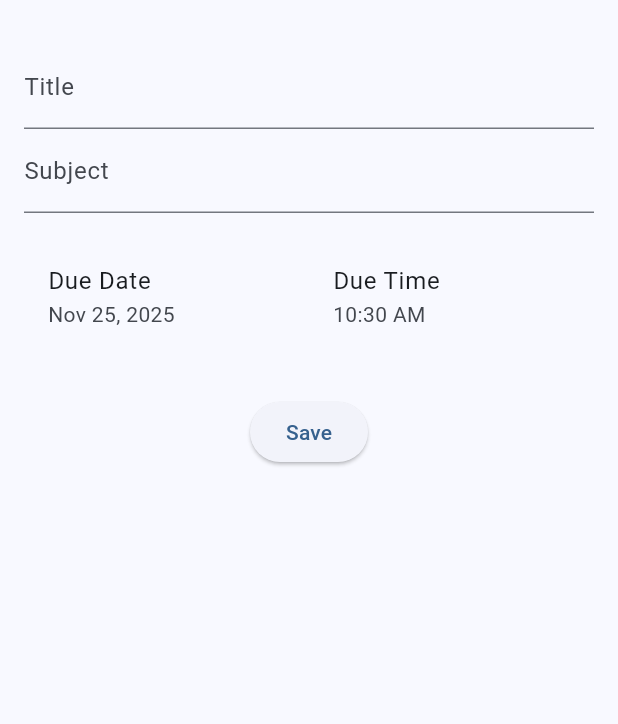
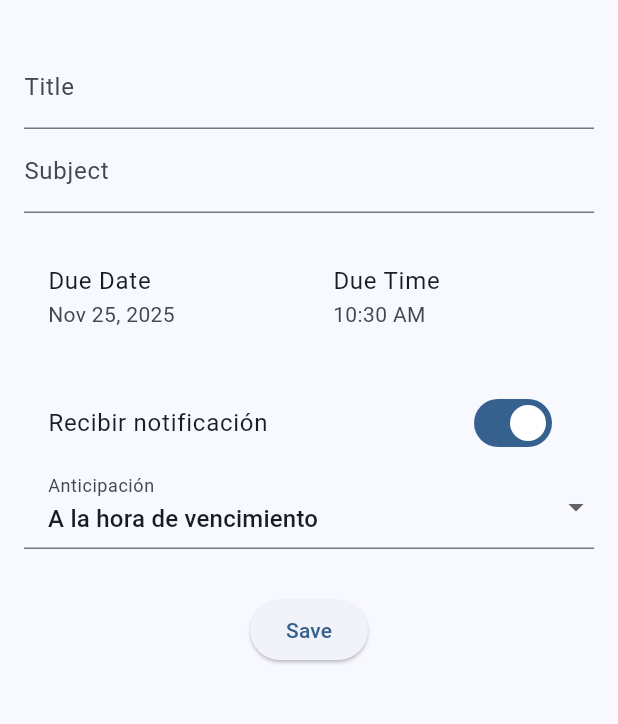
Before and after one commit to GabrielGG27/HomeWork-App, a Flutter app: the AddHomeworkScreen screen opened directly, on a phone screen of 412 x 824 dp, the part 63-787 px from its top. Run offline on Flutter 3.47's test engine with Material 3 defaults, Android fonts, the phone set to English and light mode, and no system bars; our stand-ins replace flutter_local_notifications, shared_preferences, timezone; missing offline and left inert: flutter_local_notifications_platform_interface; accounts and stored records are empty.

Commit message:
05_Notificaciones-P2

```diff
--- a/lib/main.dart
+++ b/lib/main.dart
@@ -43,7 +43,9 @@ void main() async {
   );
 
   final androidPlatform = flutterLocalNotificationsPlugin
-      .resolvePlatformSpecificImplementation<AndroidFlutterLocalNotificationsPlugin>();
+      .resolvePlatformSpecificImplementation<
+        AndroidFlutterLocalNotificationsPlugin
+      >();
   await androidPlatform?.createNotificationChannel(channel);
 
   runApp(const MyApp());
@@ -56,7 +58,10 @@ class MyApp extends StatelessWidget {
   Widget build(BuildContext context) {
     return MaterialApp(
       title: 'Homework Tracker',
-      theme: ThemeData(useMaterial3: true, colorScheme: ColorScheme.fromSeed(seedColor: Colors.blue)),
+      theme: ThemeData(
+        useMaterial3: true,
+        colorScheme: ColorScheme.fromSeed(seedColor: Colors.blue),
+      ),
       home: const HomeworkListScreen(),
     );
   }
@@ -68,12 +73,16 @@ class Homework {
   String subject;
   DateTime dueDate;
   bool isCompleted;
+  bool enableNotification;
+  int notificationOffset;
 
   Homework({
     required this.title,
     required this.subject,
     required this.dueDate,
     this.isCompleted = false,
+    this.enableNotification = true,
+    this.notificationOffset = 0,
     String? id,
   }) : id = id ?? DateTime.now().millisecondsSinceEpoch.toString();
 
@@ -83,6 +92,8 @@ class Homework {
     'subject': subject,
     'dueDate': dueDate.millisecondsSinceEpoch,
     'isCompleted': isCompleted,
+    'enableNotification': enableNotification,
+    'notificationOffset': notificationOffset,
   };
 
   factory Homework.fromJson(Map<String, dynamic> json) => Homework(
@@ -91,6 +102,8 @@ class Homework {
     subject: json['subject'],
     dueDate: DateTime.fromMillisecondsSinceEpoch(json['dueDate']),
     isCompleted: json['isCompleted'],
+    enableNotification: json['enableNotification'] ?? true,
+    notificationOffset: json['notificationOffset'] ?? 0,
   );
 }
 
@@ -103,7 +116,7 @@ class HomeworkListScreen extends StatefulWidget {
 
 class _HomeworkListScreenState extends State<HomeworkListScreen> {
   late Future<List<Homework>> _homeworkFuture;
-  Timer? _timer; // 🔥 NUEVO: Variable para el temporizador
+  Timer? _timer;
 
   @override
   void initState() {
@@ -125,14 +138,17 @@ class _HomeworkListScreenState extends State<HomeworkListScreen> {
 
   @override
   void dispose() {
-    _timer?.cancel(); // 🔥 NUEVO: Importante cancelar el timer al cerrar la pantalla
+    _timer
+        ?.cancel(); // 🔥 NUEVO: Importante cancelar el timer al cerrar la pantalla
     super.dispose();
   }
 
   // 🔥 NUEVO: Función para pedir permisos en Android 13+
   void _requestPermissions() {
     flutterLocalNotificationsPlugin
-        .resolvePlatformSpecificImplementation<AndroidFlutterLocalNotificationsPlugin>()
+        .resolvePlatformSpecificImplementation<
+          AndroidFlutterLocalNotificationsPlugin
+        >()
         ?.requestNotificationsPermission();
   }
 
@@ -186,7 +202,7 @@ class _HomeworkListScreenState extends State<HomeworkListScreen> {
       list[index].isCompleted = !list[index].isCompleted;
       await _saveHomework(list);
       // Si se completa, quizás quieras cancelar la notificación:
-      if(list[index].isCompleted) {
+      if (list[index].isCompleted) {
         final notificationId = homework.id.hashCode & 0x7FFFFFFF;
         await flutterLocalNotificationsPlugin.cancel(notificationId);
       }
@@ -218,7 +234,9 @@ class _HomeworkListScreenState extends State<HomeworkListScreen> {
   }
 
   // ... (Tu función _groupHomeworkByDate se queda igual) ...
-  Map<String, List<Homework>> _groupHomeworkByDate(List<Homework> homeworkList) {
+  Map<String, List<Homework>> _groupHomeworkByDate(
+    List<Homework> homeworkList,
+  ) {
     final now = DateTime.now();
     final todayStart = DateTime(now.year, now.month, now.day);
     final todayEnd = todayStart.add(const Duration(days: 1));
@@ -239,9 +257,11 @@ class _HomeworkListScreenState extends State<HomeworkListScreen> {
         groups['Vencidas']!.add(hw);
       } else if (hw.dueDate.isAfter(now) && hw.dueDate.isBefore(todayEnd)) {
         groups['Hoy']!.add(hw);
-      } else if (hw.dueDate.isAfter(todayEnd) && hw.dueDate.isBefore(tomorrowEnd)) {
+      } else if (hw.dueDate.isAfter(todayEnd) &&
+          hw.dueDate.isBefore(tomorrowEnd)) {
         groups['Mañana']!.add(hw);
-      } else if (hw.dueDate.isAfter(tomorrowEnd) && hw.dueDate.isBefore(endOfWeek)) {
+      } else if (hw.dueDate.isAfter(tomorrowEnd) &&
+          hw.dueDate.isBefore(endOfWeek)) {
         groups['Esta semana']!.add(hw);
       } else if (hw.dueDate.isAfter(endOfWeek)) {
         groups['Próximamente']!.add(hw);
@@ -257,7 +277,9 @@ class _HomeworkListScreenState extends State<HomeworkListScreen> {
       context: context,
       builder: (context) => AlertDialog(
         title: const Text('¿Vaciar tareas completadas?'),
-        content: const Text('Se eliminarán todas las tareas marcadas como completadas. Esta acción no se puede deshacer.'),
+        content: const Text(
+          'Se eliminarán todas las tareas marcadas como completadas. Esta acción no se puede deshacer.',
+        ),
         actions: [
           TextButton(
             onPressed: () => Navigator.of(context).pop(),
@@ -269,7 +291,10 @@ class _HomeworkListScreenState extends State<HomeworkListScreen> {
               _clearCompletedTasks();
             },
             style: ElevatedButton.styleFrom(backgroundColor: Colors.red),
-            child: const Text('Eliminar', style: TextStyle(color: Colors.white)),
+            child: const Text(
+              'Eliminar',
+              style: TextStyle(color: Colors.white),
+            ),
           ),
         ],
       ),
@@ -294,20 +319,22 @@ class _HomeworkListScreenState extends State<HomeworkListScreen> {
   }
 
   Future<void> _scheduleNotification(Homework homework) async {
+    // 1. Verificar si las notificaciones están habilitadas para esta tarea
+    if (!homework.enableNotification) {
+      final notificationId = homework.id.hashCode & 0x7FFFFFFF;
+      await flutterLocalNotificationsPlugin.cancel(notificationId);
+      return;
+    }
+
+    // 2. Calcular la fecha/hora de la notificación
+    final scheduledDate = homework.dueDate.subtract(
+      Duration(minutes: homework.notificationOffset),
+    );
     final now = DateTime.now();
-    if (homework.dueDate.isBefore(now)) return;
 
-    // 🔥 NOTA: Aquí tenías una restricción. Solo estabas programando si era Hoy o Mañana.
-    // Si quieres que te avise de tareas de la próxima semana, comenta el bloque 'if' de abajo.
+    // 3. Si la fecha programada ya pasó, no hacer nada
+    if (scheduledDate.isBefore(now)) return;
 
-    /* final today = DateTime(now.year, now.month, now.day);
-    final tomorrow = today.add(const Duration(days: 1));
-    final dueDateOnly = DateTime(homework.dueDate.year, homework.dueDate.month, homework.dueDate.day);
-
-    if (dueDateOnly.isAtSameMomentAs(today) || dueDateOnly.isAtSameMomentAs(tomorrow)) {
-    */
-
-      // He quitado la restricción para que veas si funciona la notificación siempre que sea futura
     final notificationId = homework.id.hashCode & 0x7FFFFFFF;
 
     try {
@@ -315,25 +342,27 @@ class _HomeworkListScreenState extends State<HomeworkListScreen> {
         notificationId,
         'Tarea próxima: ${homework.title}',
         'Vence ${DateFormat('MMM dd, hh:mm a').format(homework.dueDate)}',
-          tz.TZDateTime.from(homework.dueDate, tz.local),
+        tz.TZDateTime.from(scheduledDate, tz.local), // Usar scheduledDate
         const NotificationDetails(
           android: AndroidNotificationDetails(
             notificationChannelId,
             'Homework Notifications',
             channelDescription: 'Notificaciones para tareas próximas',
-              importance: Importance.max, // 🔥 Cambiado a MAX para asegurar que suene
+            importance: Importance.max,
             priority: Priority.high,
             playSound: true,
           ),
         ),
         androidAllowWhileIdle: true,
-          uiLocalNotificationDateInterpretation: UILocalNotificationDateInterpretation.absoluteTime,
+        uiLocalNotificationDateInterpretation:
+            UILocalNotificationDateInterpretation.absoluteTime,
       );
-        print("Notificación programada para: ${homework.dueDate}"); // Debug
+      print(
+        "Notificación programada para: $scheduledDate (Vence: ${homework.dueDate})",
+      );
     } catch (e) {
       print("Error al programar notificación: $e");
     }
-    /* } */ // Fin del if comentado
   }
 
   @override
@@ -354,7 +383,9 @@ class _HomeworkListScreenState extends State<HomeworkListScreen> {
         floatingActionButton: FloatingActionButton.extended(
           onPressed: () async {
             final homework = await Navigator.of(context).push(
-              MaterialPageRoute(builder: (context) => const AddHomeworkScreen()),
+              MaterialPageRoute(
+                builder: (context) => const AddHomeworkScreen(),
+              ),
             );
             if (homework != null) {
               _addHomework(homework);
@@ -405,7 +436,9 @@ class _HomeworkListScreenState extends State<HomeworkListScreen> {
     if (filteredList.isEmpty) {
       return Center(
         child: Text(
-          isPendingTab ? 'No hay tareas pendientes' : 'No hay tareas completadas',
+          isPendingTab
+              ? 'No hay tareas pendientes'
+              : 'No hay tareas completadas',
         ),
       );
     }
@@ -458,7 +491,10 @@ class _HomeworkListScreenState extends State<HomeworkListScreen> {
             crossAxisAlignment: CrossAxisAlignment.start,
             children: [
               Padding(
-                padding: const EdgeInsets.symmetric(horizontal: 16, vertical: 12),
+                padding: const EdgeInsets.symmetric(
+                  horizontal: 16,
+                  vertical: 12,
+                ),
                 child: Row(
                   children: [
                     Icon(icon, size: 20, color: textColor),
@@ -475,9 +511,14 @@ class _HomeworkListScreenState extends State<HomeworkListScreen> {
                 ),
               ),
               ...sectionTasks.map((hw) {
-                final formattedDate = DateFormat('MMM dd, yyyy – hh:mm a').format(hw.dueDate);
+                final formattedDate = DateFormat(
+                  'MMM dd, yyyy – hh:mm a',
+                ).format(hw.dueDate);
                 return Card(
-                  margin: const EdgeInsets.symmetric(horizontal: 16, vertical: 4),
+                  margin: const EdgeInsets.symmetric(
+                    horizontal: 16,
+                    vertical: 4,
+                  ),
                   child: ListTile(
                     onTap: () => _editHomework(hw, fullList),
                     leading: Checkbox(
@@ -487,7 +528,9 @@ class _HomeworkListScreenState extends State<HomeworkListScreen> {
                     title: Text(
                       hw.title,
                       style: TextStyle(
-                        decoration: hw.isCompleted ? TextDecoration.lineThrough : null,
+                        decoration: hw.isCompleted
+                            ? TextDecoration.lineThrough
+                            : null,
                       ),
                     ),
                     subtitle: Text('${hw.subject} • $formattedDate'),
@@ -518,18 +561,25 @@ class _HomeworkListScreenState extends State<HomeworkListScreen> {
                 icon: const Icon(Icons.delete_forever, color: Colors.white),
                 label: const Text(
                   'Vaciar tareas completadas',
-                  style: TextStyle(color: Colors.white, fontWeight: FontWeight.bold),
+                  style: TextStyle(
+                    color: Colors.white,
+                    fontWeight: FontWeight.bold,
+                  ),
                 ),
                 style: ElevatedButton.styleFrom(
                   backgroundColor: Colors.red[700],
-                  shape: RoundedRectangleBorder(borderRadius: BorderRadius.circular(20)),
+                  shape: RoundedRectangleBorder(
+                    borderRadius: BorderRadius.circular(20),
+                  ),
                 ),
               ),
             );
           }
 
           final hw = filteredList[index];
-          final formattedDate = DateFormat('MMM dd, yyyy – hh:mm a').format(hw.dueDate);
+          final formattedDate = DateFormat(
+            'MMM dd, yyyy – hh:mm a',
+          ).format(hw.dueDate);
           return Card(
             margin: const EdgeInsets.symmetric(horizontal: 16, vertical: 8),
             child: ListTile(
@@ -569,21 +619,29 @@ class _AddHomeworkScreenState extends State<AddHomeworkScreen> {
   late TextEditingController _subjectController;
   late DateTime _selectedDate;
   late TimeOfDay _selectedTime;
+  bool _enableNotification = true;
+  int _notificationOffset = 0;
 
   @override
   void initState() {
     super.initState();
     if (widget.homework != null) {
       _titleController = TextEditingController(text: widget.homework!.title);
-      _subjectController = TextEditingController(text: widget.homework!.subject);
+      _subjectController = TextEditingController(
+        text: widget.homework!.subject,
+      );
       _selectedDate = widget.homework!.dueDate;
       _selectedTime = TimeOfDay.fromDateTime(widget.homework!.dueDate);
+      _enableNotification = widget.homework!.enableNotification;
+      _notificationOffset = widget.homework!.notificationOffset;
     } else {
       _titleController = TextEditingController();
       _subjectController = TextEditingController();
       final now = DateTime.now();
       _selectedDate = DateTime(now.year, now.month, now.day);
       _selectedTime = TimeOfDay.now();
+      _enableNotification = true;
+      _notificationOffset = 0;
     }
   }
 
@@ -626,17 +684,20 @@ class _AddHomeworkScreenState extends State<AddHomeworkScreen> {
         padding: const EdgeInsets.all(16.0),
         child: Form(
           key: _formKey,
+          child: SingleChildScrollView(
             child: Column(
               children: [
                 TextFormField(
                   controller: _titleController,
                   decoration: const InputDecoration(labelText: 'Title'),
-                validator: (value) => value?.isEmpty == true ? 'Enter a title' : null,
+                  validator: (value) =>
+                      value?.isEmpty == true ? 'Enter a title' : null,
                 ),
                 TextFormField(
                   controller: _subjectController,
                   decoration: const InputDecoration(labelText: 'Subject'),
-                validator: (value) => value?.isEmpty == true ? 'Enter a subject' : null,
+                  validator: (value) =>
+                      value?.isEmpty == true ? 'Enter a subject' : null,
                 ),
                 const SizedBox(height: 20),
                 Row(
@@ -644,7 +705,9 @@ class _AddHomeworkScreenState extends State<AddHomeworkScreen> {
                     Expanded(
                       child: ListTile(
                         title: const Text('Due Date'),
-                      subtitle: Text(DateFormat('MMM dd, yyyy').format(_selectedDate)),
+                        subtitle: Text(
+                          DateFormat('MMM dd, yyyy').format(_selectedDate),
+                        ),
                         onTap: () => _selectDate(context),
                       ),
                     ),
@@ -656,6 +719,54 @@ class _AddHomeworkScreenState extends State<AddHomeworkScreen> {
                       ),
                     ),
                   ],
+                ),
+                const SizedBox(height: 20),
+                SwitchListTile(
+                  title: const Text('Recibir notificación'),
+                  value: _enableNotification,
+                  onChanged: (value) {
+                    setState(() {
+                      _enableNotification = value;
+                    });
+                  },
+                ),
+                if (_enableNotification)
+                  DropdownButtonFormField<int>(
+                    value: _notificationOffset,
+                    decoration: const InputDecoration(
+                      labelText: 'Anticipación',
+                      contentPadding: EdgeInsets.symmetric(
+                        horizontal: 16,
+                        vertical: 8,
+                      ),
+                    ),
+                    items: const [
+                      DropdownMenuItem(
+                        value: 0,
+                        child: Text('A la hora de vencimiento'),
+                      ),
+                      DropdownMenuItem(
+                        value: 10,
+                        child: Text('10 minutos antes'),
+                      ),
+                      DropdownMenuItem(
+                        value: 30,
+                        child: Text('30 minutos antes'),
+                      ),
+                      DropdownMenuItem(value: 60, child: Text('1 hora antes')),
+                      DropdownMenuItem(
+                        value: 120,
+                        child: Text('2 horas antes'),
+                      ),
+                      DropdownMenuItem(value: 1440, child: Text('1 día antes')),
+                    ],
+                    onChanged: (value) {
+                      if (value != null) {
+                        setState(() {
+                          _notificationOffset = value;
+                        });
+                      }
+                    },
                   ),
                 const SizedBox(height: 30),
                 ElevatedButton(
@@ -674,6 +785,8 @@ class _AddHomeworkScreenState extends State<AddHomeworkScreen> {
                         subject: _subjectController.text,
                         dueDate: due,
                         isCompleted: widget.homework?.isCompleted ?? false,
+                        enableNotification: _enableNotification,
+                        notificationOffset: _notificationOffset,
                       );
                       Navigator.of(context).pop(homework);
                     }
@@ -684,6 +797,7 @@ class _AddHomeworkScreenState extends State<AddHomeworkScreen> {
             ),
           ),
         ),
+      ),
     );
   }
 }
```
Lines whose indentation alone changed are shown as unchanged.
